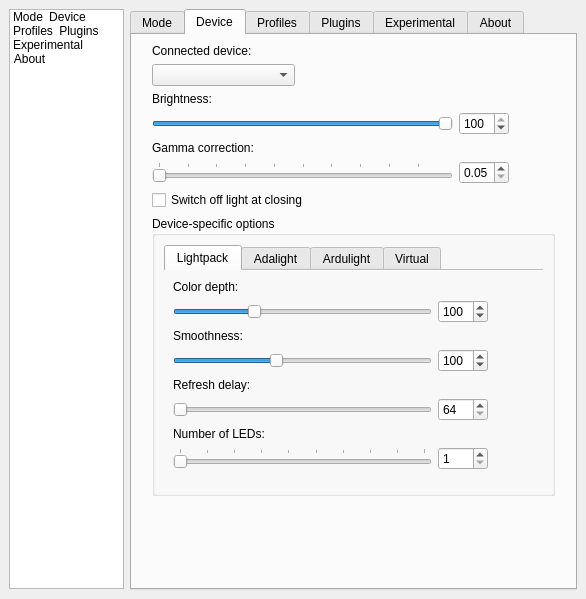
Atarity/Lightpack, file Software/src/SettingsWindow.ui: the form before one commit.
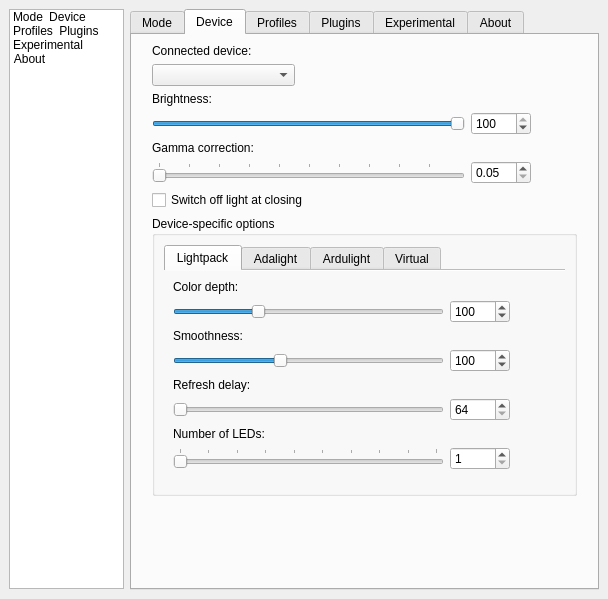
The form after the commit. Icons and pictures are not drawn. Custom widgets are drawn as their Qt base class.

Patch:
```diff
--- a/Software/src/SettingsWindow.ui
+++ b/Software/src/SettingsWindow.ui
@@ -7,7 +7,7 @@
    <rect>
     <x>0</x>
     <y>0</y>
-    <width>560</width>
+    <width>608</width>
     <height>599</height>
    </rect>
   </property>
@@ -787,7 +787,7 @@
           </property>
           <property name="minimumSize">
            <size>
-            <width>50</width>
+            <width>60</width>
             <height>0</height>
            </size>
           </property>
@@ -837,7 +837,7 @@
           </property>
           <property name="maximumSize">
            <size>
-            <width>50</width>
+            <width>60</width>
             <height>16777215</height>
            </size>
           </property>
@@ -906,9 +906,6 @@
             <height>280</height>
            </size>
           </property>
-          <property name="styleSheet">
-           <string notr="true"/>
-          </property>
           <property name="title">
            <string>Device-specific options</string>
           </property>
@@ -985,13 +982,13 @@
                  </property>
                  <property name="minimumSize">
                   <size>
-                   <width>50</width>
+                   <width>60</width>
                    <height>0</height>
                   </size>
                  </property>
                  <property name="maximumSize">
                   <size>
-                   <width>45</width>
+                   <width>60</width>
                    <height>16777215</height>
                   </size>
                  </property>
@@ -1115,7 +1112,7 @@
                  </property>
                  <property name="maximumSize">
                   <size>
-                   <width>45</width>
+                   <width>60</width>
                    <height>16777215</height>
                   </size>
                  </property>
@@ -1175,13 +1172,13 @@
                  </property>
                  <property name="minimumSize">
                   <size>
-                   <width>50</width>
+                   <width>60</width>
                    <height>0</height>
                   </size>
                  </property>
                  <property name="maximumSize">
                   <size>
-                   <width>45</width>
+                   <width>60</width>
                    <height>16777215</height>
                   </size>
                  </property>
@@ -1206,13 +1203,13 @@
                  </property>
                  <property name="minimumSize">
                   <size>
-                   <width>50</width>
+                   <width>60</width>
                    <height>0</height>
                   </size>
                  </property>
                  <property name="maximumSize">
                   <size>
-                   <width>45</width>
+                   <width>60</width>
                    <height>16777215</height>
                   </size>
                  </property>
```
Left out of the diff: 6 changed lines with no effect on the pictures.
